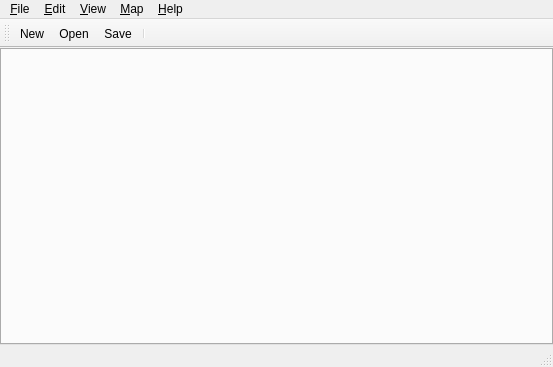
First picture: the form in src/tiled/mainwindow.ui, repository mapeditor/tiled, before the edit.
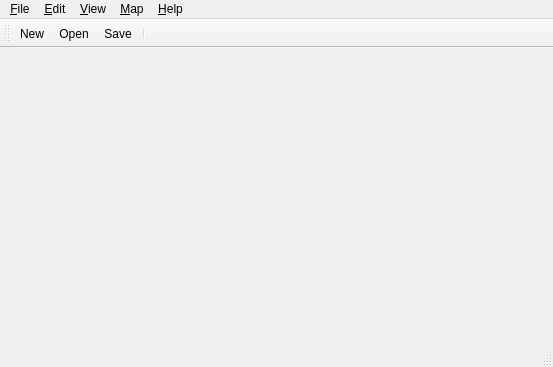
Second picture: the form after the edit. Icons and pictures are not drawn. Custom widgets are drawn as their Qt base class.

Commit message:
Have the DocumentManager provide a widget instead of deriving QTabWidget
This is more flexible in the long run and avoids exposing the whole
QTabWidget API, which isn't generally safe to use.

```diff
--- a/src/tiled/mainwindow.ui
+++ b/src/tiled/mainwindow.ui
@@ -24,16 +24,6 @@
     <property name="margin">
      <number>0</number>
     </property>
-    <item>
-     <widget class="Tiled::Internal::DocumentManager" name="documentManager">
-      <property name="sizePolicy">
-       <sizepolicy hsizetype="Preferred" vsizetype="Expanding">
-        <horstretch>1</horstretch>
-        <verstretch>1</verstretch>
-       </sizepolicy>
-      </property>
-     </widget>
-    </item>
    </layout>
   </widget>
   <widget class="QMenuBar" name="menuBar">
@@ -367,16 +357,6 @@
   </action>
  </widget>
  <layoutdefault spacing="6" margin="11"/>
- <customwidgets>
-  <customwidget>
-   <class>Tiled::Internal::DocumentManager</class>
-   <extends>QTabWidget</extends>
-   <header>documentmanager.h</header>
-  </customwidget>
- </customwidgets>
- <tabstops>
-  <tabstop>documentManager</tabstop>
- </tabstops>
  <resources>
   <include location="tiled.qrc"/>
  </resources>
```
The commit also changes 3 other files.
